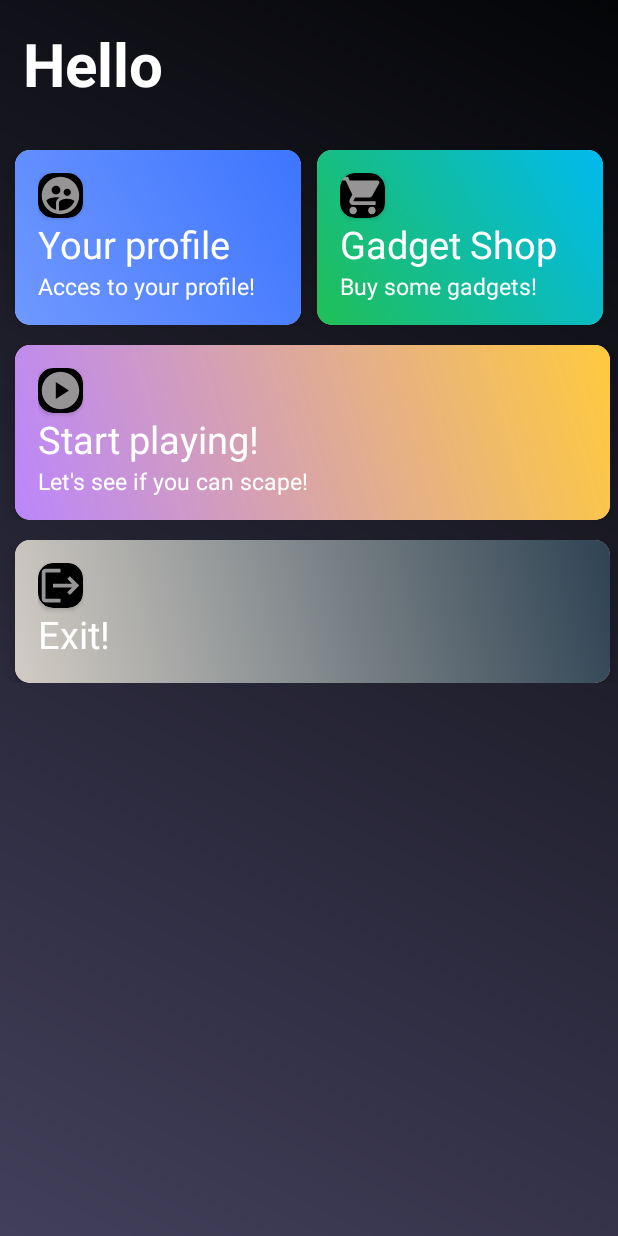
After one commit to mariaubiergo2/Android_DSA, an Android app: the layout dashboard_main.xml on its own in the app's theme, with its tools: preview values and no code run, on a phone screen of 412 x 824 dp. The commit adds this screen. Run offline under Robolectric (Android 15) with nearby library versions, the phone set to English and light mode, and no system bars; network calls fail.

Commit message:
Dashboard created and transitions

```diff
--- /dev/null
+++ b/app/src/main/java/edu/upc/dsa/andoroid_dsa/activities/DashBoardActivity.java
@@ -0,0 +1,46 @@
+package edu.upc.dsa.andoroid_dsa.activities;
+
+import android.annotation.SuppressLint;
+import android.content.Intent;
+import android.os.Bundle;
+import android.view.View;
+
+import androidx.appcompat.app.AppCompatActivity;
+import androidx.cardview.widget.CardView;
+
+import edu.upc.dsa.andoroid_dsa.R;
+
+public class DashBoardActivity extends AppCompatActivity implements View.OnClickListener {
+    public CardView yourProfile, gadgetShop, logOut;
+    @Override
+    protected void onCreate(Bundle savedInstanceState) {
+        super.onCreate(savedInstanceState);
+        setContentView(R.layout.dashboard_main);
+        yourProfile=(CardView) findViewById(R.id.profiles);
+        gadgetShop=(CardView) findViewById(R.id.gadgetCard);
+        logOut=(CardView) findViewById(R.id.logOutCard);
+        yourProfile.setOnClickListener(this);
+        gadgetShop.setOnClickListener(this);
+        logOut.setOnClickListener(this);
+    }
+    @SuppressLint("NonConstantResourceId")
+    @Override
+    public void onClick(View view) {
+        Intent i;
+        switch(view.getId()){
+            case R.id.profiles:
+                i=new Intent(this,YourProfileActivity.class);
+                startActivity(i);
+                break;
+            case R.id.gadgetCard:
+                i=new Intent(this,GadgetActivity.class);
+                startActivity(i);
+                break;
+            case R.id.logOutCard:
+                i=new Intent(this, PrincipalActivity.class);
+                startActivity(i);
+                break;
+        }
+
+    }
+}
--- a/app/src/main/java/edu/upc/dsa/andoroid_dsa/activities/LogInActivity.java
+++ b/app/src/main/java/edu/upc/dsa/andoroid_dsa/activities/LogInActivity.java
@@ -80,7 +80,7 @@ public class LogInActivity extends AppCompatActivity {
                     case 201:
                         saveData();
 
-                        Intent intentRegister = new Intent(LogInActivity.this, GadgetActivity.class);
+                        Intent intentRegister = new Intent(LogInActivity.this, DashBoardActivity.class);
                         LogInActivity.this.startActivity(intentRegister);
                         Toast.makeText(LogInActivity.this,"Correctly login", Toast.LENGTH_SHORT).show();
                         break;
--- /dev/null
+++ b/app/src/main/java/edu/upc/dsa/andoroid_dsa/activities/YourProfileActivity.java
@@ -0,0 +1,6 @@
+package edu.upc.dsa.andoroid_dsa.activities;
+
+import androidx.appcompat.app.AppCompatActivity;
+
+public class YourProfileActivity extends AppCompatActivity {
+}
--- /dev/null
+++ b/app/src/main/res/drawable/gadget_shop_asset.xml
@@ -0,0 +1,5 @@
+<vector android:alpha="0.6" android:height="24dp" android:tint="#FAF6F6"
+    android:viewportHeight="24" android:viewportWidth="24"
+    android:width="24dp" xmlns:android="http://schemas.android.com/apk/res/android">
+    <path android:fillColor="@android:color/white" android:pathData="M7,18c-1.1,0 -1.99,0.9 -1.99,2S5.9,22 7,22s2,-0.9 2,-2 -0.9,-2 -2,-2zM1,2v2h2l3.6,7.59 -1.35,2.45c-0.16,0.28 -0.25,0.61 -0.25,0.96 0,1.1 0.9,2 2,2h12v-2L7.42,15c-0.14,0 -0.25,-0.11 -0.25,-0.25l0.03,-0.12 0.9,-1.63h7.45c0.75,0 1.41,-0.41 1.75,-1.03l3.58,-6.49c0.08,-0.14 0.12,-0.31 0.12,-0.48 0,-0.55 -0.45,-1 -1,-1L5.21,4l-0.94,-2L1,2zM17,18c-1.1,0 -1.99,0.9 -1.99,2s0.89,2 1.99,2 2,-0.9 2,-2 -0.9,-2 -2,-2z"/>
+</vector>
--- /dev/null
+++ b/app/src/main/res/drawable/gradient_1.xml
@@ -0,0 +1,9 @@
+<?xml version="1.0" encoding="utf-8"?>
+<shape xmlns:android="http://schemas.android.com/apk/res/android"
+    android:shape="rectangle">
+    <gradient android:startColor="#FFBB86FC"
+        android:endColor="#FFCA3E"
+        android:angle="45">
+    </gradient>
+
+</shape>
--- /dev/null
+++ b/app/src/main/res/drawable/gradient_2.xml
@@ -0,0 +1,9 @@
+<?xml version="1.0" encoding="utf-8"?>
+<shape xmlns:android="http://schemas.android.com/apk/res/android"
+    android:shape="rectangle">
+    <gradient android:startColor="#6F98FF"
+        android:endColor="#3E75FF"
+        android:angle="45">
+    </gradient>
+
+</shape>
--- /dev/null
+++ b/app/src/main/res/drawable/gradient_3.xml
@@ -0,0 +1,9 @@
+<?xml version="1.0" encoding="utf-8"?>
+<shape xmlns:android="http://schemas.android.com/apk/res/android"
+    android:shape="rectangle">
+    <gradient android:startColor="#20BF55"
+        android:endColor="#01BAEF"
+        android:angle="45">
+    </gradient>
+
+</shape>
--- /dev/null
+++ b/app/src/main/res/drawable/gradient_4.xml
@@ -0,0 +1,9 @@
+<?xml version="1.0" encoding="utf-8"?>
+<shape xmlns:android="http://schemas.android.com/apk/res/android"
+    android:shape="rectangle">
+    <gradient android:startColor="#d2ccc4"
+        android:endColor="#2F4353"
+        android:angle="45">
+    </gradient>
+
+</shape>
--- /dev/null
+++ b/app/src/main/res/drawable/log_out_asset.xml
@@ -0,0 +1,6 @@
+<vector android:alpha="0.6" android:autoMirrored="true"
+    android:height="24dp" android:tint="#FAF6F6"
+    android:viewportHeight="24" android:viewportWidth="24"
+    android:width="24dp" xmlns:android="http://schemas.android.com/apk/res/android">
+    <path android:fillColor="@android:color/white" android:pathData="M17,7l-1.41,1.41L18.17,11H8v2h10.17l-2.58,2.58L17,17l5,-5zM4,5h8V3H4c-1.1,0 -2,0.9 -2,2v14c0,1.1 0.9,2 2,2h8v-2H4V5z"/>
+</vector>
--- /dev/null
+++ b/app/src/main/res/drawable/play_symbol_asset.xml
@@ -0,0 +1,5 @@
+<vector android:alpha="0.6" android:height="24dp" android:tint="#FAF6F6"
+    android:viewportHeight="24" android:viewportWidth="24"
+    android:width="24dp" xmlns:android="http://schemas.android.com/apk/res/android">
+    <path android:fillColor="@android:color/white" android:pathData="M12,2C6.48,2 2,6.48 2,12s4.48,10 10,10s10,-4.48 10,-10S17.52,2 12,2zM9.5,16.5v-9l7,4.5L9.5,16.5z"/>
+</vector>
--- /dev/null
+++ b/app/src/main/res/drawable/snow_bg.xml
@@ -0,0 +1,13 @@
+<?xml version="1.0" encoding="utf-8"?>
+<shape xmlns:android="http://schemas.android.com/apk/res/android"
+    android:shape="rectangle">
+
+    <gradient android:startColor="@color/bg_card_color"
+        android:endColor="@color/bg_color"
+        android:angle="45">
+
+    </gradient>
+
+
+
+</shape>
--- /dev/null
+++ b/app/src/main/res/drawable/user_profile_asset.xml
@@ -0,0 +1,5 @@
+<vector android:alpha="0.6" android:height="24dp" android:tint="#FAF6F6"
+    android:viewportHeight="24" android:viewportWidth="24"
+    android:width="24dp" xmlns:android="http://schemas.android.com/apk/res/android">
+    <path android:fillColor="@android:color/white" android:pathData="M11.99,2c-5.52,0 -10,4.48 -10,10s4.48,10 10,10 10,-4.48 10,-10 -4.48,-10 -10,-10zM15.6,8.34c1.07,0 1.93,0.86 1.93,1.93 0,1.07 -0.86,1.93 -1.93,1.93 -1.07,0 -1.93,-0.86 -1.93,-1.93 -0.01,-1.07 0.86,-1.93 1.93,-1.93zM9.6,6.76c1.3,0 2.36,1.06 2.36,2.36 0,1.3 -1.06,2.36 -2.36,2.36s-2.36,-1.06 -2.36,-2.36c0,-1.31 1.05,-2.36 2.36,-2.36zM9.6,15.89v3.75c-2.4,-0.75 -4.3,-2.6 -5.14,-4.96 1.05,-1.12 3.67,-1.69 5.14,-1.69 0.53,0 1.2,0.08 1.9,0.22 -1.64,0.87 -1.9,2.02 -1.9,2.68zM11.99,20c-0.27,0 -0.53,-0.01 -0.79,-0.04v-4.07c0,-1.42 2.94,-2.13 4.4,-2.13 1.07,0 2.92,0.39 3.84,1.15 -1.17,2.97 -4.06,5.09 -7.45,5.09z"/>
+</vector>
--- /dev/null
+++ b/app/src/main/res/layout/dashboard_main.xml
@@ -0,0 +1,274 @@
+<?xml version="1.0" encoding="utf-8"?>
+<RelativeLayout xmlns:android="http://schemas.android.com/apk/res/android"
+    xmlns:app="http://schemas.android.com/apk/res-auto"
+    xmlns:tools="http://schemas.android.com/tools"
+    android:layout_width="match_parent"
+    android:layout_height="match_parent"
+    android:background="@drawable/snow_bg"
+    tools:context=".activities.DashBoardActivity">
+    <LinearLayout
+        android:layout_width="match_parent"
+        android:layout_height="wrap_content"
+        android:padding="15dp"
+        android:orientation="vertical">
+
+        <TextView
+            android:layout_width="match_parent"
+            android:layout_height="wrap_content"
+            android:text="@string/hello"
+            android:textColor="@color/white"
+            android:textSize="40sp"
+            android:textStyle="bold">
+        </TextView>
+    </LinearLayout>
+    <LinearLayout
+        android:layout_width="match_parent"
+        android:layout_height="wrap_content"
+        android:orientation="horizontal"
+        android:layout_marginTop="100dp">
+        <androidx.cardview.widget.CardView
+            android:layout_width="match_parent"
+            android:layout_height="wrap_content"
+            android:elevation="5dp"
+            app:cardMaxElevation="5dp"
+            android:clickable="true"
+            android:focusable="true"
+            android:layout_marginLeft="10dp"
+            android:layout_marginRight="5dp"
+            android:layout_weight="1"
+            app:cardCornerRadius="10dp"
+            app:cardElevation="5dp">
+            <LinearLayout
+                android:id="@+id/start"
+                android:layout_width="match_parent"
+                android:layout_height="wrap_content"
+                android:background="@drawable/gradient_2"
+                android:orientation="vertical"
+                android:padding="15dp">
+
+                <androidx.cardview.widget.CardView
+                    android:id="@+id/profiles"
+                    android:layout_width="30dp"
+                    android:layout_height="30dp"
+                    app:cardBackgroundColor="@color/black"
+                    app:cardCornerRadius="10dp">
+
+                    <ImageView
+                        android:layout_width="match_parent"
+                        android:layout_height="match_parent"
+                        android:background="@drawable/user_profile_asset"
+                        android:padding="8dp">
+
+                    </ImageView>
+
+
+                </androidx.cardview.widget.CardView>
+                <TextView
+                    android:layout_width="match_parent"
+                    android:layout_height="wrap_content"
+                    android:text="@string/your_profile"
+                    android:lines="1"
+                    android:textColor="@color/white"
+                    android:textSize="25sp">
+                </TextView>
+                <TextView
+                    android:layout_width="163dp"
+                    android:layout_height="wrap_content"
+                    android:lines="1"
+                    android:text="Acces to your profile!"
+                    android:textColor="@color/white"
+                    android:textSize="15sp">
+
+                </TextView>
+
+
+            </LinearLayout>
+
+        </androidx.cardview.widget.CardView>
+        <androidx.cardview.widget.CardView
+            android:layout_width="match_parent"
+            android:layout_height="wrap_content"
+            android:elevation="5dp"
+            app:cardMaxElevation="5dp"
+            android:clickable="true"
+            android:focusable="true"
+
+
+            android:layout_marginLeft="5dp"
+            android:layout_marginRight="10dp"
+            android:layout_weight="1"
+            app:cardCornerRadius="10dp"
+            app:cardElevation="5dp">
+            <LinearLayout
+                android:id="@+id/gadget_shop"
+                android:layout_width="match_parent"
+                android:layout_height="wrap_content"
+                android:background="@drawable/gradient_3"
+                android:orientation="vertical"
+                android:padding="15dp">
+
+                <androidx.cardview.widget.CardView
+                    android:id="@+id/gadgetCard"
+                    android:layout_width="30dp"
+                    android:layout_height="30dp"
+                    app:cardBackgroundColor="@color/black"
+                    app:cardCornerRadius="10dp">
+
+                    <ImageView
+                        android:layout_width="match_parent"
+                        android:layout_height="match_parent"
+                        android:background="@drawable/gadget_shop_asset"
+                        android:padding="8dp"
+                        >
+
+                    </ImageView>
+
+
+                </androidx.cardview.widget.CardView>
+                <TextView
+                    android:layout_width="match_parent"
+                    android:layout_height="wrap_content"
+                    android:text="Gadget Shop"
+                    android:lines="1"
+                    android:textColor="@color/white"
+                    android:textSize="25sp">
+                </TextView>
+
+                <TextView
+                    android:layout_width="163dp"
+                    android:layout_height="wrap_content"
+                    android:lines="1"
+                    android:text="Buy some gadgets!"
+                    android:textColor="@color/white"
+                    android:textSize="15sp">
+                </TextView>
+
+
+            </LinearLayout>
+
+        </androidx.cardview.widget.CardView>
+
+    </LinearLayout>
+    <LinearLayout
+        android:layout_width="match_parent"
+        android:layout_height="wrap_content"
+        android:orientation="horizontal"
+        android:layout_marginTop="230dp">
+        <androidx.cardview.widget.CardView
+            android:layout_width="match_parent"
+            android:layout_height="wrap_content"
+            android:elevation="5dp"
+            app:cardMaxElevation="5dp"
+            android:clickable="true"
+            android:focusable="true"
+            android:layout_marginLeft="10dp"
+            android:layout_marginRight="5dp"
+            android:layout_weight="1"
+            app:cardCornerRadius="10dp"
+            app:cardElevation="5dp">
+            <LinearLayout
+                android:id="@+id/run_game"
+                android:layout_width="match_parent"
+                android:layout_height="wrap_content"
+                android:background="@drawable/gradient_1"
+                android:orientation="vertical"
+                android:padding="15dp">
+
+                <androidx.cardview.widget.CardView
+                    android:layout_width="30dp"
+                    android:layout_height="30dp"
+                    app:cardBackgroundColor="@color/black"
+                    app:cardCornerRadius="10dp">
+
+                    <ImageView
+                        android:layout_width="match_parent"
+                        android:layout_height="match_parent"
+                        android:background="@drawable/play_symbol_asset"
+                        android:padding="8dp">
+
+                    </ImageView>
+
+
+                </androidx.cardview.widget.CardView>
+                <TextView
+                    android:layout_width="match_parent"
+                    android:layout_height="wrap_content"
+                    android:text="Start playing!"
+                    android:lines="1"
+                    android:textColor="@color/white"
+
+                    android:textSize="25sp">
+                </TextView>
+
+                <TextView
+                    android:layout_width="251dp"
+                    android:layout_height="wrap_content"
+                    android:lines="1"
+                    android:text="Let's see if you can scape!"
+                    android:textColor="@color/white"
+                    android:textSize="15sp">
+
+                </TextView>
+
+
+            </LinearLayout>
+
+        </androidx.cardview.widget.CardView>
+
+    </LinearLayout>
+    <LinearLayout
+        android:layout_width="match_parent"
+        android:layout_height="wrap_content"
+        android:orientation="horizontal"
+        android:layout_marginTop="360dp">
+        <androidx.cardview.widget.CardView
+            android:layout_width="match_parent"
+            android:layout_height="wrap_content"
+            android:elevation="5dp"
+            app:cardMaxElevation="5dp"
+            android:clickable="true"
+            android:focusable="true"
+
+            android:layout_marginLeft="10dp"
+            android:layout_marginRight="5dp"
+            android:layout_weight="1"
+            app:cardCornerRadius="10dp"
+            app:cardElevation="5dp">
+            <LinearLayout
+                android:id="@+id/log_out"
+                android:layout_width="match_parent"
+                android:layout_height="wrap_content"
+                android:background="@drawable/gradient_4"
+                android:orientation="vertical"
+                android:padding="15dp">
+
+                <androidx.cardview.widget.CardView
+                    android:id="@+id/logOutCard"
+                    android:layout_width="30dp"
+                    android:layout_height="30dp"
+                    app:cardBackgroundColor="@color/black"
+                    app:cardCornerRadius="10dp">
+
+                    <ImageView
+                        android:layout_width="match_parent"
+                        android:layout_height="match_parent"
+                        android:background="@drawable/log_out_asset"
+                        android:padding="8dp">
+                    </ImageView>
+                </androidx.cardview.widget.CardView>
+                <TextView
+                    android:layout_width="match_parent"
+                    android:layout_height="wrap_content"
+                    android:text="Exit!"
+                    android:lines="1"
+                    android:textColor="@color/white"
+                    android:textSize="25sp">
+                </TextView>
+
+            </LinearLayout>
+
+
+
+        </androidx.cardview.widget.CardView>
+    </LinearLayout>
+</RelativeLayout>
--- /dev/null
+++ b/app/src/main/res/layout/your_profile_main.xml
@@ -0,0 +1,6 @@
+<?xml version="1.0" encoding="utf-8"?>
+<androidx.constraintlayout.widget.ConstraintLayout xmlns:android="http://schemas.android.com/apk/res/android"
+    android:layout_width="match_parent"
+    android:layout_height="match_parent">
+
+</androidx.constraintlayout.widget.ConstraintLayout>
--- a/app/src/main/res/values/colors.xml
+++ b/app/src/main/res/values/colors.xml
@@ -7,4 +7,8 @@
     <color name="teal_700">#FF018786</color>
     <color name="black">#FF000000</color>
     <color name="white">#FFFFFFFF</color>
+    <color name="bg_color">#040507</color>
+    <color name="bg_card_color">#423F5B</color>
+    <color name="icon_bg_color">#874FD0</color>
+    <color name="yellow">#FFC107</color>
 </resources>
--- a/app/src/main/res/values/strings.xml
+++ b/app/src/main/res/values/strings.xml
@@ -13,4 +13,6 @@
     <string name="register">Register</string>
     <string name="login">LogIn</string>
     <string name="list_objects">List Objects</string>
+    <string name="hello">Hello</string>
+    <string name="your_profile">Your profile</string>
 </resources>
```
Also changed, not shown: app/src/main/AndroidManifest.xml (+25 -0 lines).
